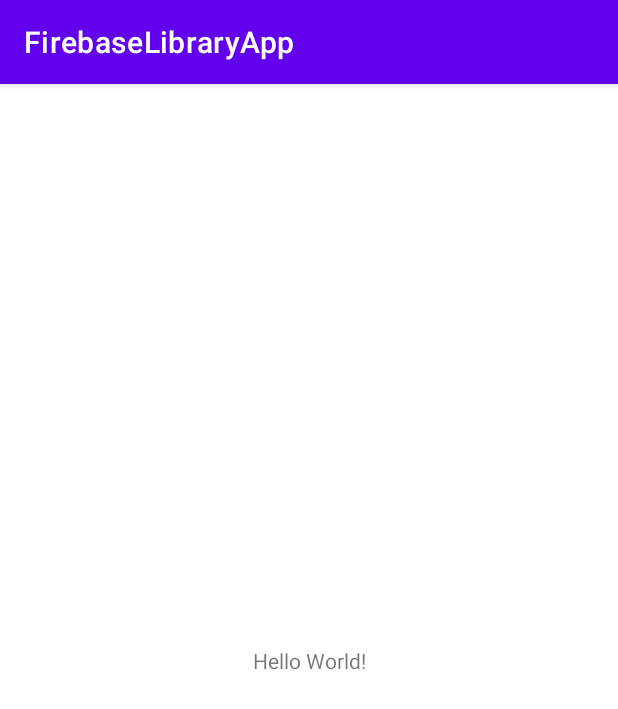
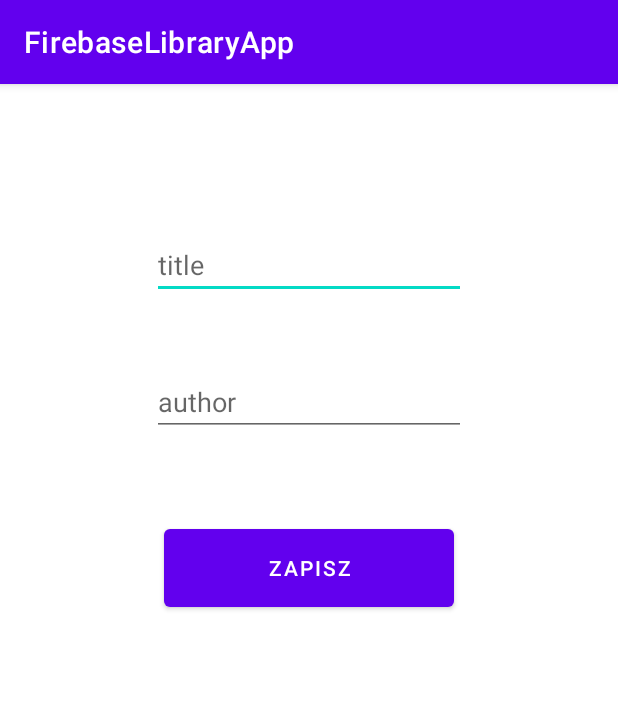
Before and after one commit to Kuba1618/LibraryApp, an Android app: the screen it shows after launch (MainActivity), on a phone screen of 412 x 824 dp. Shown: the top 709 px of the screen. Run offline under Robolectric (Android 15) with nearby library versions, the phone set to English and light mode, and no system bars.

Commit message:
Enter data work

```diff
--- a/app/build.gradle
+++ b/app/build.gradle
@@ -1,12 +1,13 @@
 plugins {
     id 'com.android.application'
+    id 'com.google.gms.google-services'
 }
 
 android {
     compileSdk 32
 
     defaultConfig {
-        applicationId "pl.kielce.firebaselibraryapp"
+        applicationId "pl.kielce.tu"
         minSdk 29
         targetSdk 32
         versionCode 1
@@ -28,6 +29,8 @@ android {
 }
 
 dependencies {
+    implementation platform('com.google.firebase:firebase-bom:30.0.1')
+    implementation 'com.google.firebase:firebase-analytics'
 
     implementation 'androidx.appcompat:appcompat:1.4.1'
     implementation 'com.google.android.material:material:1.6.0'
--- a/app/src/main/AndroidManifest.xml
+++ b/app/src/main/AndroidManifest.xml
@@ -1,6 +1,6 @@
 <?xml version="1.0" encoding="utf-8"?>
 <manifest xmlns:android="http://schemas.android.com/apk/res/android"
-          package="pl.kielce.firebaselibraryapp">
+          package="pl.kielce.tu">
 
     <application
             android:allowBackup="true"
@@ -10,7 +10,7 @@
             android:supportsRtl="true"
             android:theme="@style/Theme.FirebaseLibraryApp">
         <activity
-                android:name=".MainActivity"
+                android:name="pl.kielce.tu.MainActivity"
                 android:exported="true">
             <intent-filter>
                 <action android:name="android.intent.action.MAIN"/>
--- /dev/null
+++ b/app/src/main/java/pl/kielce/tu/MainActivity.java
@@ -0,0 +1,29 @@
+package pl.kielce.tu;
+
+import android.view.View;
+import android.widget.Button;
+import android.widget.TextView;
+import android.widget.Toast;
+import androidx.appcompat.app.AppCompatActivity;
+import android.os.Bundle;
+
+public class MainActivity extends AppCompatActivity {
+
+    TextView titleTV,authorTV;
+    Button saveBtn;
+
+    @Override
+    protected void onCreate(Bundle savedInstanceState) {
+        super.onCreate(savedInstanceState);
+        setContentView(R.layout.activity_main);
+
+        saveBtn = findViewById(R.id.saveBtn);
+        titleTV = findViewById(R.id.titleTV);
+        authorTV = findViewById(R.id.authorTV);
+
+        saveBtn.setOnClickListener(v -> Toast.makeText(MainActivity.this, "Book: " + titleTV.getText()
+                        + authorTV.getText(),Toast.LENGTH_SHORT).show());
+    }
+
+
+}
--- a/app/src/main/res/layout/activity_main.xml
+++ b/app/src/main/res/layout/activity_main.xml
@@ -6,13 +6,22 @@
         android:layout_width="match_parent"
         android:layout_height="match_parent"
         tools:context=".MainActivity">
-    <TextView
-            android:layout_width="wrap_content"
-            android:layout_height="wrap_content"
-            android:text="Hello World!"
-            app:layout_constraintBottom_toBottomOf="parent"
-            app:layout_constraintLeft_toLeftOf="parent"
-            app:layout_constraintRight_toRightOf="parent"
-            app:layout_constraintTop_toTopOf="parent"/>
-
+    <Button
+            android:text="Zapisz"
+            android:layout_width="193dp"
+            android:layout_height="64dp" android:id="@+id/saveBtn"
+            app:layout_constraintStart_toStartOf="parent" app:layout_constraintEnd_toEndOf="parent"
+            app:layout_constraintTop_toBottomOf="@+id/authorTV" android:layout_marginTop="56dp"/>
+    <EditText
+            android:layout_width="209dp"
+            android:layout_height="43dp" android:id="@+id/titleTV"
+            app:layout_constraintTop_toTopOf="parent"
+            android:layout_marginTop="100dp" app:layout_constraintEnd_toEndOf="parent"
+            app:layout_constraintStart_toStartOf="parent" android:hint="title"/>
+    <EditText
+            android:layout_width="209dp"
+            android:layout_height="43dp" android:id="@+id/authorTV"
+            app:layout_constraintEnd_toEndOf="parent"
+            app:layout_constraintStart_toStartOf="parent" app:layout_constraintTop_toBottomOf="@+id/titleTV"
+            android:layout_marginTop="48dp" android:hint="author"/>
 </androidx.constraintlayout.widget.ConstraintLayout>
--- a/build.gradle
+++ b/build.gradle
@@ -5,8 +5,8 @@ buildscript {
         mavenCentral()
     }
     dependencies {
-        classpath "com.android.tools.build:gradle:7.0.0"
-
+        classpath "com.android.tools.build:gradle:7.0.4"
+        classpath 'com.google.gms:google-services:4.3.10'
         // NOTE: Do not place your application dependencies here; they belong
         // in the individual module build.gradle files
     }
```
Also changed, not shown: app/src/main/java/pl/kielce/firebaselibraryapp/MainActivity.java (deleted, +0 -13 lines), app/src/main/java/pl/kielce/tu/library/Book.java (added, +39 -0 lines), 5 other files.
